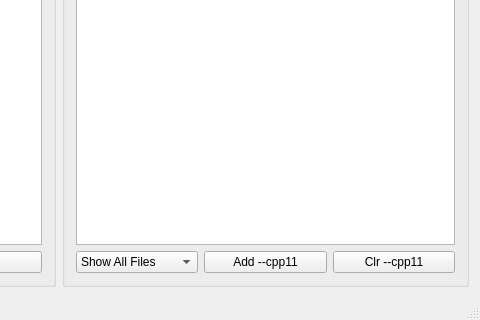
Above: src/ui/mainwindow.ui from andrzej79/uVisionProjModifier before the change; both pictures show x 363 to 843 and y 288 to 608 of the 843 by 608 pixel window. Below: the same form after it.
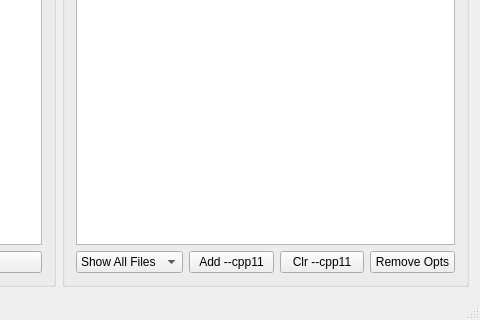
That is the form after the change.

Commit message: * added button to clear all extra options for selected cpp files

What changed in the file:
```diff
--- a/src/ui/mainwindow.ui
+++ b/src/ui/mainwindow.ui
@@ -196,6 +196,13 @@
              </property>
             </widget>
            </item>
+           <item>
+            <widget class="QPushButton" name="btnRemoveOpts">
+             <property name="text">
+              <string>Remove Opts</string>
+             </property>
+            </widget>
+           </item>
           </layout>
          </item>
         </layout>
```
The commit also changes 4 other files.
